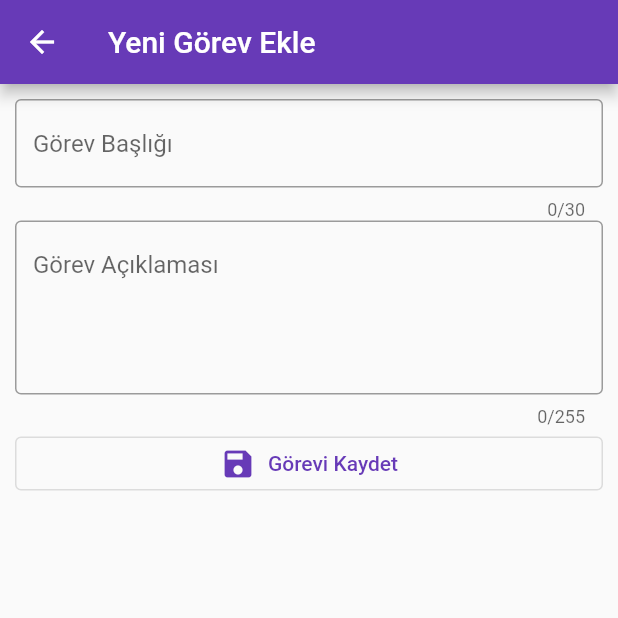
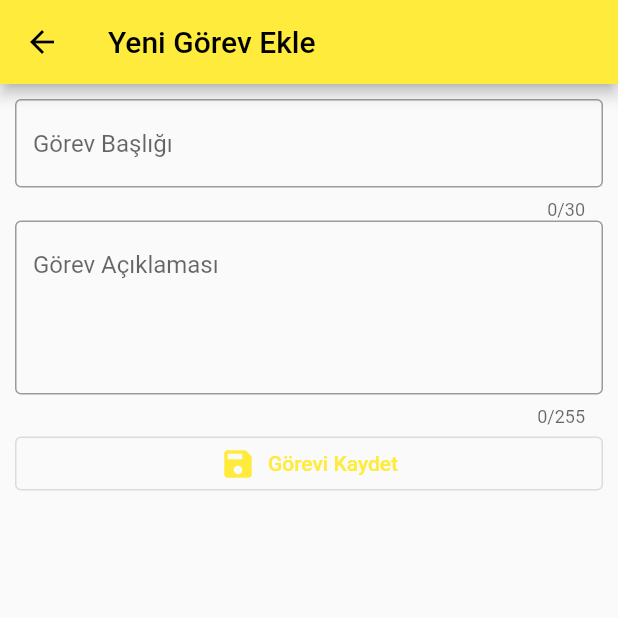
Before and after one commit to edipbaranavci/tasks, a Flutter app: the screen it shows after launch, after a tap on "Yeni Görev Ekle", on a phone screen of 412 x 824 dp, the top half of it. Run offline on Flutter 3.47's test engine with Material 2 defaults, Android fonts, the phone set to English and light mode, and no system bars; our stand-ins replace hive, hive_flutter, shared_preferences; missing offline and left inert: shared_preferences_web; accounts and stored records are empty.

Commit message:
package update
tema ayarları eklendi
provider ve shared preference paketleri yüklendi

```diff
--- /dev/null
+++ b/lib/config/theme_settings.dart
@@ -0,0 +1,62 @@
+import 'package:flutter/material.dart';
+import 'package:tasks/constants.dart';
+import 'package:tasks/utils/shared_manager.dart';
+
+class ThemeSettings with ChangeNotifier {
+  ThemeSettings() {
+    _getThemeSettings();
+  }
+  final _allColors = ColorConstants().allColor;
+  final _sharedManager = SharedManager();
+  bool _isDark = false;
+  int _colorIndex = 0;
+
+  bool get getIsDarkMode => _isDark;
+  int get getColorIndex => _colorIndex;
+  ThemeMode get getThemeMode => _isDark ? ThemeMode.dark : ThemeMode.light;
+  ThemeData get getDarkThemeData => ThemeData.dark().copyWith(
+        textButtonTheme: TextButtonThemeData(
+          style: TextButton.styleFrom(
+            primary: Colors.white70,
+            backgroundColor: Colors.black,
+          ),
+        ),
+      );
+  ThemeData get getThemeData => ThemeData(
+        primarySwatch: _allColors[_colorIndex] as MaterialColor,
+        textButtonTheme: TextButtonThemeData(
+          style: TextButton.styleFrom(
+            primary: _colorIndex == 0 ? Colors.black : Colors.white,
+            backgroundColor: _allColors[_colorIndex],
+          ),
+        ),
+        brightness: Brightness.light,
+        listTileTheme: ListTileThemeData(
+          iconColor: _colorIndex == 0 ? Colors.black : Colors.white,
+          textColor: _colorIndex == 0 ? Colors.black : Colors.white,
+        ),
+      );
+
+  Future<void> _getThemeSettings() async {
+    _colorIndex = await _sharedManager.getColorIndex();
+    _isDark = await _sharedManager.getIsDarkMode();
+    notifyListeners();
+  }
+
+  void setThemeData(int newColorIndex) {
+    _colorIndex = newColorIndex;
+    _isDark = false;
+    writeThemeDatas();
+    notifyListeners();
+  }
+
+  void setThemeMode() {
+    _isDark = !_isDark;
+    writeThemeDatas();
+    notifyListeners();
+  }
+
+  void writeThemeDatas() {
+    _sharedManager.writeDatas(isDarkMode: _isDark, colorIndex: _colorIndex);
+  }
+}
--- a/lib/constants.dart
+++ b/lib/constants.dart
@@ -1,3 +1,5 @@
+import 'package:flutter/material.dart';
+
 class Constants {
   static const String tasksBoxTitle = 'tasksToDoBox';
   static const String categoriesBoxTitle = 'categoriesToDoBox';
@@ -7,7 +9,7 @@ class Constants {
 
 class TasksAddScreenConstants {
   final String okButtonTitle = 'Tamam';
-  final String title = 'Yeni Görev Ekle';
+  final String screenTitle = 'Yeni Görev Ekle';
   final String submitButtonTitle = 'Görevi Kaydet';
   final String titleControllerHintText = 'Görev Başlığı';
   final String descControllerHintText = 'Görev Açıklaması';
@@ -16,7 +18,7 @@ class TasksAddScreenConstants {
 
 class CategoryAddScreenConstants {
   final String okButtonTitle = 'Tamam';
-  final String title = 'Yeni Kategori Ekle';
+  final String screenTitle = 'Yeni Kategori Ekle';
   final String submitButtonTitle = 'Kategoriyi Kaydet';
   final String categoryTitleControllerHintText = 'Kategori İsmi';
   final String colorDescription = 'Kategori Rengi';
@@ -25,12 +27,13 @@ class CategoryAddScreenConstants {
 
 class LeftDrawerConstats {
   final String screenTitle = 'Görevlerini Yönet';
-  final String completedTitle = 'Tamamlanan Görevler';
-  final String recyleTitle = 'Geri Dönüşüm Kutusu';
+  final String completedPageTitle = 'Tamamlanan Görevler';
+  final String recylePageTitle = 'Geri Dönüşüm Kutusu';
+  final String settingsPageTitle = 'Ayarlar';
 }
 
 class HomePageConstats {
-  final String screenTitle = 'Görevlerim';
+  final String pageTitle = 'Görevlerim';
   final String fabTitle = 'Yeni Görev Ekle';
 }
 
@@ -41,3 +44,24 @@ class ListTaskWidgetConstants {
   final String taskBackToRecyleTitle = 'Görev geri dönüşümden çıkarıldı!';
   final String taskDeletedTitle = 'Görev kalıcı olarak silindi!';
 }
+
+class SettingsPageConstants {
+  final String pageTitle = 'Ayarlarım';
+  final String darkModeTitle = 'Koyu Mod';
+}
+
+class ColorConstants {
+  final List<Color> allColor = [
+    Colors.yellow,
+    Colors.red,
+    Colors.green,
+    Colors.deepPurple,
+    Colors.deepOrange,
+    Colors.brown,
+    Colors.blue,
+    Colors.grey,
+    Colors.cyan,
+    Colors.pink,
+    Colors.teal,
+  ];
+}
--- a/lib/main.dart
+++ b/lib/main.dart
@@ -1,5 +1,7 @@
 import 'package:flutter/material.dart';
 import 'package:hive_flutter/hive_flutter.dart';
+import 'package:provider/provider.dart';
+import 'package:tasks/config/theme_settings.dart';
 import 'package:tasks/constants.dart';
 import 'package:tasks/models/tasks_todo.dart';
 import 'package:tasks/pages/home_page.dart';
@@ -8,7 +10,14 @@ Future<void> main() async {
   await Hive.initFlutter();
   Hive.registerAdapter(TasksTodoAdapter());
   await Hive.openBox<TasksTodo>(Constants.tasksBoxTitle);
-  runApp(const MyApp());
+  runApp(
+    MultiProvider(
+      providers: [
+        ChangeNotifierProvider(create: (context) => ThemeSettings()),
+      ],
+      child: const MyApp(),
+    ),
+  );
 }
 
 class MyApp extends StatelessWidget {
@@ -19,14 +28,9 @@ class MyApp extends StatelessWidget {
     return MaterialApp(
       title: Constants.appTitle,
       debugShowCheckedModeBanner: false,
-      theme: ThemeData(
-        primarySwatch: Colors.deepPurple,
-        brightness: Brightness.light,
-        listTileTheme: const ListTileThemeData(
-          iconColor: Colors.white,
-          textColor: Colors.white,
-        ),
-      ),
+      theme: Provider.of<ThemeSettings>(context).getThemeData,
+      themeMode: Provider.of<ThemeSettings>(context).getThemeMode,
+      darkTheme: Provider.of<ThemeSettings>(context).getDarkThemeData,
       home: const HomePage(),
     );
   }
--- a/lib/pages/home_page.dart
+++ b/lib/pages/home_page.dart
@@ -4,7 +4,7 @@ import 'package:tasks/constants.dart';
 import 'package:tasks/screens/task_add_screen.dart';
 import '../models/tasks_todo.dart';
 import '../screens/left_drawer.dart';
-import '../widgets/global/floating_action_button.dart';
+import '../widgets/private/home/floating_action_button.dart';
 import '../widgets/global/list_tasks_widget.dart';
 
 class HomePage extends StatefulWidget {
@@ -21,8 +21,8 @@ class _HomePageState extends State<HomePage> {
     return SafeArea(
       child: Scaffold(
         drawer: CustomLeftDrawer(),
-        appBar: AppBar(title: Text(_constants.screenTitle)),
-        floatingActionButton: CustomFloatingActionButton(
+        appBar: AppBar(title: Text(_constants.pageTitle)),
+        floatingActionButton: HomePageFloatingActionButton(
           title: _constants.fabTitle,
           widget: const TaskAddScreen(),
         ),
--- a/lib/screens/task_add_screen.dart
+++ b/lib/screens/task_add_screen.dart
@@ -14,7 +14,7 @@ class _TaskAddScreenState extends TaskAddScreenView {
   Widget build(BuildContext context) {
     return Scaffold(
       appBar: AppBar(
-        title: Text(constants.title),
+        title: Text(constants.screenTitle),
       ),
       body: Padding(
         padding: const EdgeInsets.all(10.0),
--- a/lib/screens/task_update_screen.dart
+++ b/lib/screens/task_update_screen.dart
@@ -19,7 +19,7 @@ class _TaskUpdateScreenState extends TaskUpdateScreenView {
   Widget build(BuildContext context) {
     return Scaffold(
       appBar: AppBar(
-        title: Text(constants.title),
+        title: Text(constants.screenTitle),
       ),
       body: Padding(
         padding: const EdgeInsets.all(10.0),
--- /dev/null
+++ b/lib/utils/shared_manager.dart
@@ -0,0 +1,25 @@
+import 'package:shared_preferences/shared_preferences.dart';
+
+class SharedManager {
+  final String _colorIndexKey = 'colorIndex';
+  final String _isDarkModeKey = 'isDarkMode';
+
+  Future<void> writeDatas({
+    required bool isDarkMode,
+    required int colorIndex,
+  }) async {
+    final pref = await SharedPreferences.getInstance();
+    pref.setInt(_colorIndexKey, colorIndex);
+    pref.setBool(_isDarkModeKey, isDarkMode);
+  }
+
+  Future<int> getColorIndex() async {
+    final pref = await SharedPreferences.getInstance();
+    return pref.getInt(_colorIndexKey) ?? 0;
+  }
+
+  Future<bool> getIsDarkMode() async {
+    final pref = await SharedPreferences.getInstance();
+    return pref.getBool(_isDarkModeKey) ?? false;
+  }
+}
--- /dev/null
+++ b/lib/widgets/private/home/floating_action_button.dart
@@ -0,0 +1,19 @@
+import 'package:flutter/material.dart';
+import 'package:tasks/utils/custom_navigator.dart';
+
+class HomePageFloatingActionButton extends StatelessWidget {
+  const HomePageFloatingActionButton(
+      {Key? key, required this.title, required this.widget})
+      : super(key: key);
+
+  final String title;
+  final Widget widget;
+
+  @override
+  Widget build(BuildContext context) {
+    return TextButton(
+      onPressed: () => CustomNavigator.navigate(context, widget),
+      child: Text(title),
+    );
+  }
+}
--- a/pubspec.yaml
+++ b/pubspec.yaml
@@ -32,6 +32,12 @@ dependencies:
   #veri tabanı paketleri dart ve flutter için
   hive: ^2.2.3
   hive_flutter: ^1.1.0
+
+  #tema değişimini tetiklemek için
+  provider: ^6.0.3
+
+  #tema ayarlarını kaydetmek için
+  shared_preferences: ^2.0.15
 
 
   # The following adds the Cupertino Icons font to your application.
```
Also changed, not shown: lib/generated_plugin_registrant.dart (added, +17 -0 lines), lib/pages/settings_page.dart (added, +57 -0 lines), lib/screens/left_drawer.dart (+13 -15 lines), lib/widgets/global/list_tasks_widget.dart (+5 -4 lines), lib/widgets/private/settings_page/color_inkwell.dart (added, +36 -0 lines).
